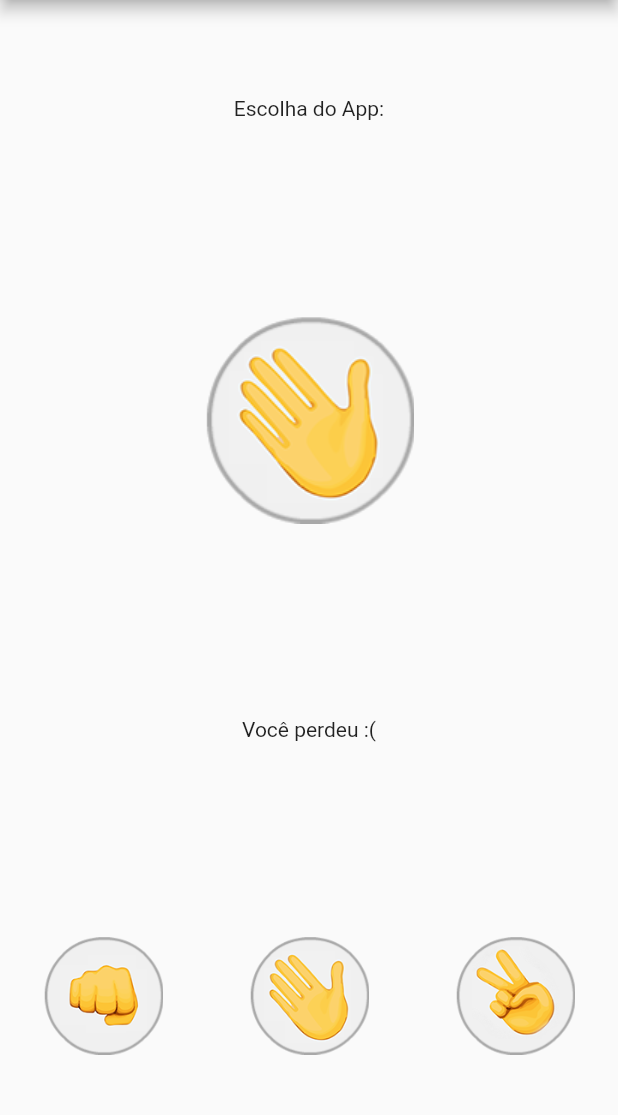
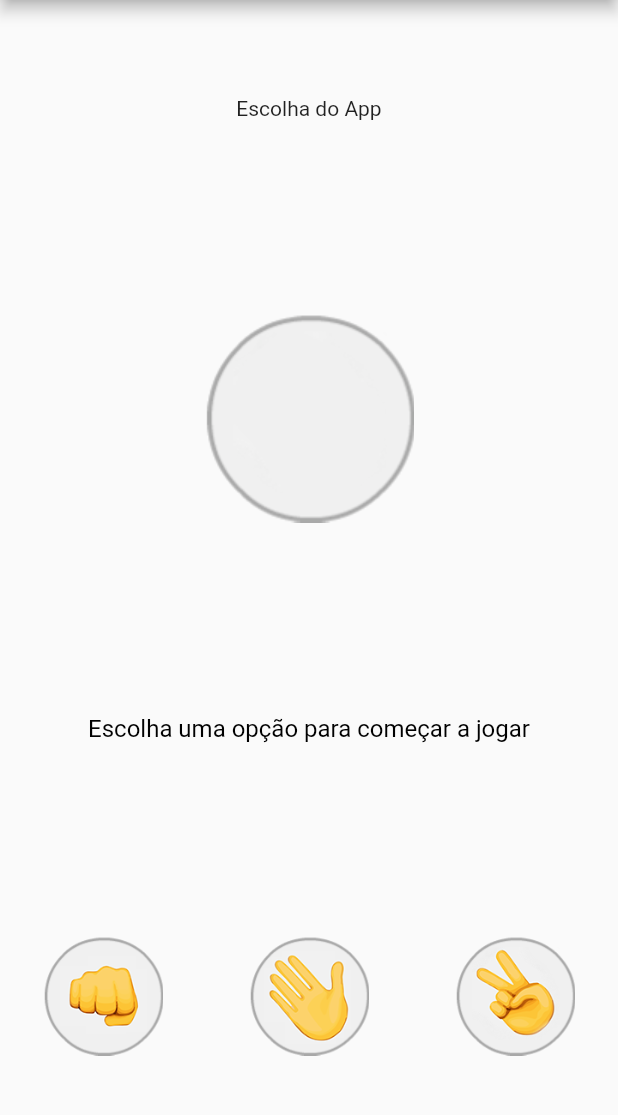
Before and after one commit to wictorChaves/FlutterHelper, a Flutter app: the screen it shows after launch, on a phone screen of 412 x 824 dp, the part 84-1199 px from its top. Run offline on Flutter 3.47's test engine with Material 2 defaults, Android fonts, the phone set to English and light mode, and no system bars.

Commit message:
JokenPo pronto.

```diff
--- /dev/null
+++ b/jokenpo/lib/InterfaceJogo.dart
@@ -0,0 +1,70 @@
+import 'package:flutter/material.dart';
+
+import 'Jogo.dart';
+
+class InterfaceJogo extends StatefulWidget {
+  @override
+  _InterfaceJogoState createState() => _InterfaceJogoState();
+}
+
+class _InterfaceJogoState extends State<InterfaceJogo> {
+  var _imagemApp = AssetImage("images/padrao.png");
+  var _msg = "Escolha uma opção para começar a jogar";
+  var _msgStyle = TextStyle(fontSize: 16, color: Colors.black);
+
+  @override
+  Widget build(BuildContext context) {
+    var _imageSize = 80.0;
+
+    _jogar(opcao) {
+      var jogo = Jogo();
+      var appOpcao = jogo.GetAppOpcao();
+      var ehVencedor = jogo.EhVencedor(opcao, appOpcao);
+      setState(() {
+        _imagemApp = AssetImage("images/$appOpcao.png");
+        _msgStyle = ehVencedor
+            ? TextStyle(fontSize: 25, color: Colors.green)
+            : TextStyle(fontSize: 25, color: Colors.red);
+        _msg = ehVencedor
+            ? "Você ganhou!"
+            : "Você perdeu :(";
+      });
+    }
+
+    return Scaffold(
+      appBar: AppBar(
+        title: Text("JokenPo"),
+      ),
+      body: Container(
+        child: Column(
+          mainAxisAlignment: MainAxisAlignment.spaceAround,
+          children: [
+            Text("Escolha do App"),
+            Image(image: _imagemApp),
+            Text(
+              _msg,
+              style: _msgStyle,
+            ),
+            Row(
+              mainAxisAlignment: MainAxisAlignment.spaceAround,
+              children: [
+                GestureDetector(
+                  onTap: () => _jogar("pedra"),
+                  child: Image.asset("images/pedra.png", width: _imageSize),
+                ),
+                GestureDetector(
+                  onTap: () => _jogar("papel"),
+                  child: Image.asset("images/papel.png", width: _imageSize),
+                ),
+                GestureDetector(
+                  onTap: () => _jogar("tesoura"),
+                  child: Image.asset("images/tesoura.png", width: _imageSize),
+                ),
+              ],
+            )
+          ],
+        ),
+      ),
+    );
+  }
+}
--- a/jokenpo/lib/Jogo.dart
+++ b/jokenpo/lib/Jogo.dart
@@ -1,55 +1,29 @@
-import 'package:flutter/material.dart';
+import 'dart:math';
 
-class Jogo extends StatefulWidget {
-  @override
-  _JogoState createState() => _JogoState();
+class Jogo{
+
+  var _opcoes = [
+    "pedra",
+    "papel",
+    "tesoura"
+  ];
+
+  bool EhVencedor(String suaOpcao, String appOpcao){
+    return (GetNextOpcao(appOpcao) == suaOpcao);
+  }
+
+  String GetNextOpcao(String opcao){
+      var index = _opcoes.indexOf(opcao);
+      if(index >= _opcoes.length - 1) return _opcoes[0];
+      return _opcoes[index + 1];
+  }
+
+  String GetAppOpcao(){
+    return _opcoes[Random().nextInt(_opcoes.length)];
+  }
+
+  GetOpcoes(){
+    return _opcoes;
+  }
+
 }
-
-class _JogoState extends State<Jogo> {
-  @override
-  Widget build(BuildContext context) {
-    var _imageSize = 80.0;
-
-    return Scaffold(
-      appBar: AppBar(
-        title: Text("JokenPo"),
-      ),
-      body: Container(
-        child: Column(
-          mainAxisAlignment: MainAxisAlignment.spaceAround,
-          children: [
-            Text("Escolha do App:"),
-            Image.asset("images/papel.png"),
-            Text("Você perdeu :("),
-            Row(
-              mainAxisAlignment: MainAxisAlignment.spaceAround,
-              children: [
-                FlatButton(
-                  padding: EdgeInsets.all(0),
-                  onPressed: () {
-                    print("pedra");
-                  },
-                  child: Image.asset("images/pedra.png", width: _imageSize),
-                ),
-                FlatButton(
-                  padding: EdgeInsets.all(0),
-                  onPressed: () {
-                    print("papel");
-                  },
-                  child: Image.asset("images/papel.png", width: _imageSize),
-                ),
-                FlatButton(
-                  padding: EdgeInsets.all(0),
-                  onPressed: () {
-                    print("tesoura");
-                  },
-                  child: Image.asset("images/tesoura.png", width: _imageSize),
-                )
-              ],
-            )
-          ],
-        ),
-      ),
-    );
-  }
-}
--- a/jokenpo/lib/main.dart
+++ b/jokenpo/lib/main.dart
@@ -1,9 +1,9 @@
 import 'package:flutter/material.dart';
-import 'package:jokenpo/Jogo.dart';
+import 'package:jokenpo/InterfaceJogo.dart';
 
 void main(){
   runApp(MaterialApp(
     debugShowCheckedModeBanner: false,
-    home: Jogo()
+    home: InterfaceJogo()
   ));
 }
--- a/jokenpo/pubspec.yaml
+++ b/jokenpo/pubspec.yaml
@@ -45,7 +45,7 @@ flutter:
   #  - images/a_dot_burr.jpeg
   #  - images/a_dot_ham.jpeg
   assets:
-    - images/pedra.png
+    - images/padrao.png
     - images/papel.png
     - images/pedra.png
     - images/tesoura.png
```
